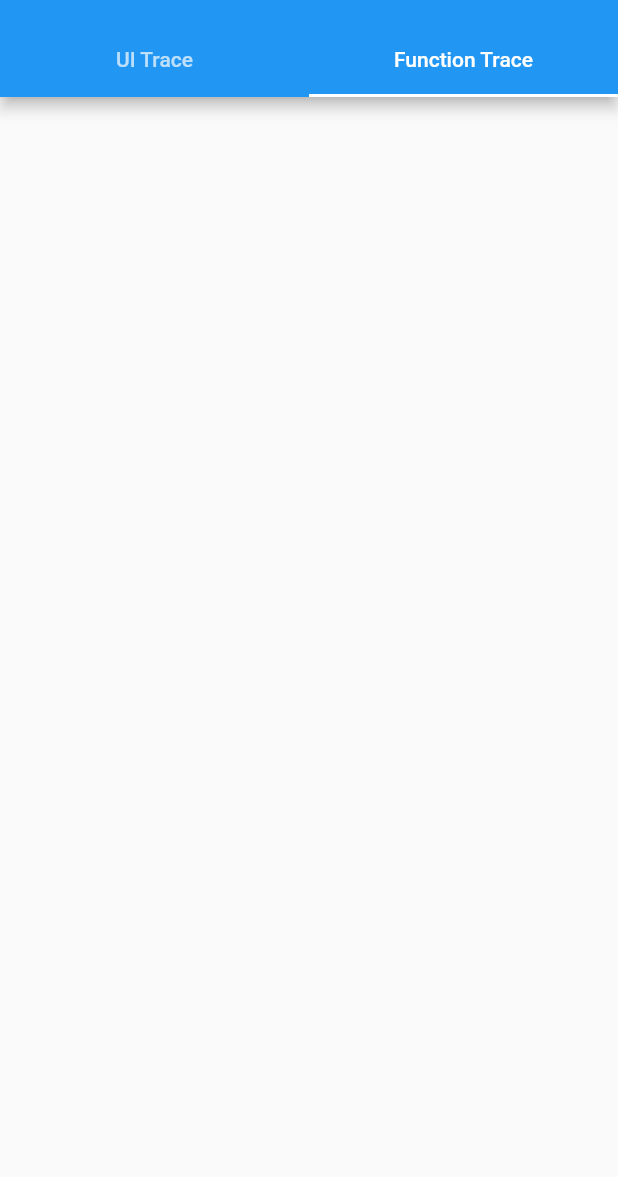
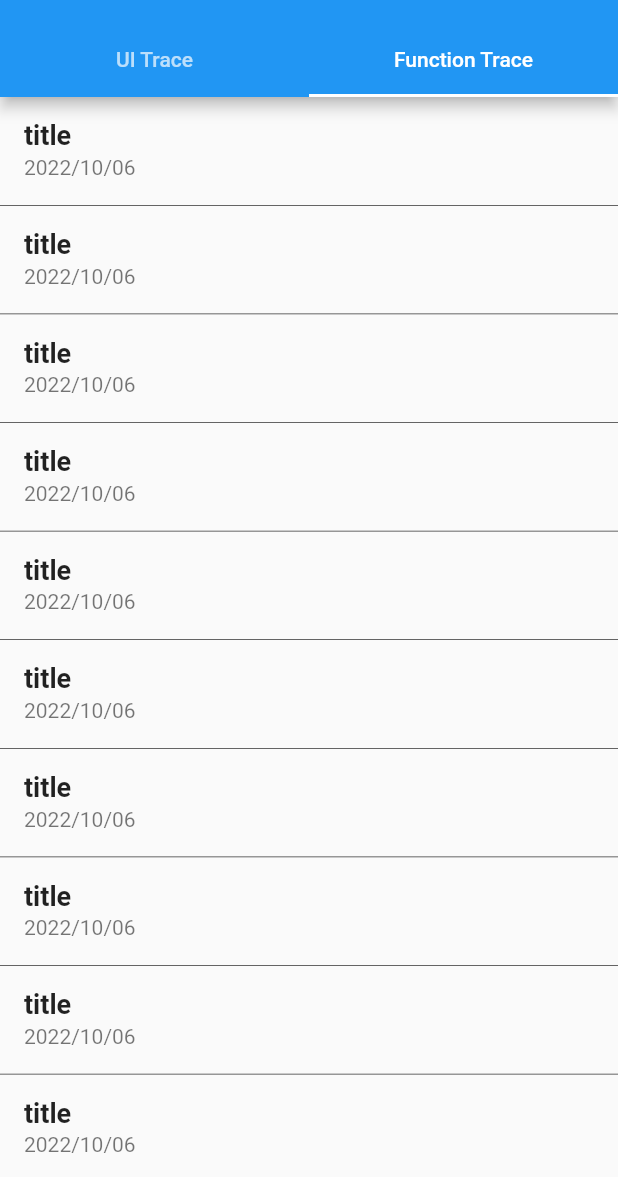
Before and after one commit to KobayashiYoh/weekly_trace_challenge, a Flutter app: the screen it shows after launch, on a phone screen of 412 x 824 dp, the part 59-1236 px from its top. Run offline on Flutter 3.47's test engine with Material 2 defaults, Android fonts, the light colour scheme and no system bars.

Commit message:
TraceItemTileクラスを作成

```diff
--- a/lib/top_page/item_list_view.dart
+++ /dev/null
@@ -1,11 +0,0 @@
-import 'package:flutter/material.dart';
-
-class ItemListView extends StatelessWidget {
-  final int index;
-  const ItemListView({Key? key, required this.index}) : super(key: key);
-
-  @override
-  Widget build(BuildContext context) {
-    return ListView();
-  }
-}
--- a/lib/top_page/top_page.dart
+++ b/lib/top_page/top_page.dart
@@ -1,5 +1,5 @@
 import 'package:flutter/material.dart';
-import 'package:weekly_trace_challenge/top_page/item_list_view.dart';
+import 'package:weekly_trace_challenge/top_page/trace_item_list_view.dart';
 
 class TopPage extends StatelessWidget {
   const TopPage({Key? key}) : super(key: key);
@@ -25,7 +25,7 @@ class TopPage extends StatelessWidget {
         body: TabBarView(
           children: <Widget>[
             for (int i = 0; i < _titleTexts.length; i++)
-              ItemListView(
+              TraceItemListView(
                 index: i,
               ),
           ],
--- /dev/null
+++ b/lib/top_page/trace_item_list_view.dart
@@ -0,0 +1,20 @@
+import 'package:flutter/material.dart';
+import 'package:weekly_trace_challenge/top_page/trace_item_tile.dart';
+
+class TraceItemListView extends StatelessWidget {
+  final int index;
+  const TraceItemListView({Key? key, required this.index}) : super(key: key);
+
+  @override
+  Widget build(BuildContext context) {
+    return ListView(
+      children: [
+        for (int i = 0; i < 20; i++)
+          const TraceItemTile(
+            title: 'title',
+            date: '2022/10/06',
+          ),
+      ],
+    );
+  }
+}
--- /dev/null
+++ b/lib/top_page/trace_item_tile.dart
@@ -0,0 +1,33 @@
+import 'package:flutter/material.dart';
+
+class TraceItemTile extends StatelessWidget {
+  final String title;
+  final String date;
+  const TraceItemTile({
+    Key? key,
+    required this.title,
+    required this.date,
+  }) : super(key: key);
+
+  @override
+  Widget build(BuildContext context) {
+    return Container(
+      decoration: const BoxDecoration(
+        border: Border(
+          bottom: BorderSide(width: 0.4),
+        ),
+      ),
+      child: ListTile(
+        title: Text(
+          title,
+          style: const TextStyle(
+            fontSize: 18.0,
+            fontWeight: FontWeight.bold,
+          ),
+        ),
+        subtitle: Text(date),
+        onTap: () {},
+      ),
+    );
+  }
+}
```
